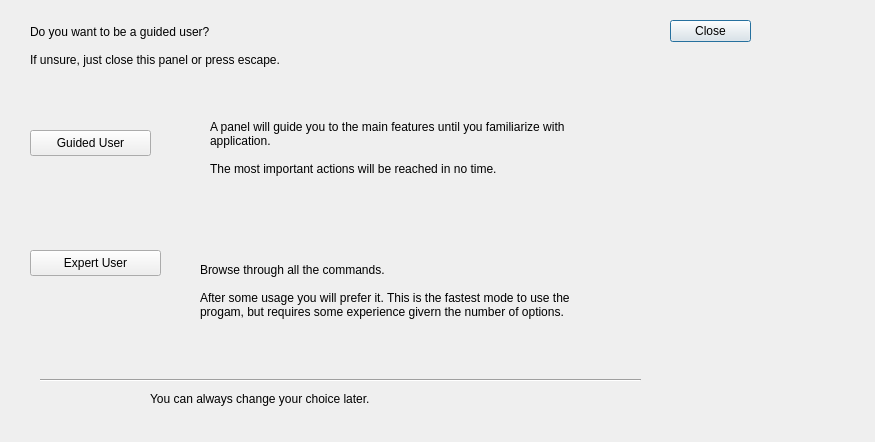
lbellonda/qxmledit, file src/modules/help/firstaccessdialog.ui: the form before one commit.
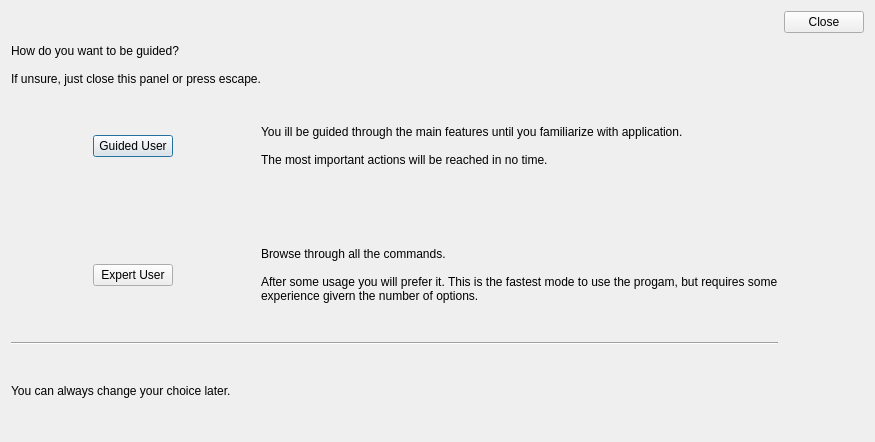
The form after the commit. Icons and pictures are not drawn.

Commit message: b-169 more options for guided dialog.

Diff of the .ui file:
```diff
--- a/src/modules/help/firstaccessdialog.ui
+++ b/src/modules/help/firstaccessdialog.ui
@@ -17,57 +17,44 @@
    <iconset resource="../../risorse.qrc">
     <normaloff>:/icon/images/icon.png</normaloff>:/icon/images/icon.png</iconset>
   </property>
-  <widget class="QDialogButtonBox" name="buttonBox">
-   <property name="geometry">
-    <rect>
-     <x>670</x>
-     <y>20</y>
-     <width>81</width>
-     <height>241</height>
-    </rect>
-   </property>
+  <layout class="QHBoxLayout" name="horizontalLayout">
+   <item>
+    <layout class="QVBoxLayout" name="verticalLayout">
+     <item>
+      <widget class="QLabel" name="label_3">
+       <property name="sizePolicy">
+        <sizepolicy hsizetype="Preferred" vsizetype="Fixed">
+         <horstretch>0</horstretch>
+         <verstretch>0</verstretch>
+        </sizepolicy>
+       </property>
+       <property name="text">
+        <string>How do you want to be guided?
+
+If unsure, just close this panel or press escape.</string>
+       </property>
+      </widget>
+     </item>
+     <item>
+      <layout class="QGridLayout" name="gridLayout">
+       <property name="verticalSpacing">
+        <number>80</number>
+       </property>
+       <item row="1" column="2">
+        <spacer name="horizontalSpacer_4">
    <property name="orientation">
-    <enum>Qt::Vertical</enum>
-   </property>
-   <property name="standardButtons">
-    <set>QDialogButtonBox::Close</set>
-   </property>
-  </widget>
-  <widget class="QPushButton" name="cmdGuided">
-   <property name="geometry">
-    <rect>
-     <x>30</x>
-     <y>130</y>
-     <width>121</width>
-     <height>26</height>
-    </rect>
-   </property>
-   <property name="text">
-    <string>Guided User</string>
-   </property>
-  </widget>
-  <widget class="QPushButton" name="cmdExpert">
-   <property name="geometry">
-    <rect>
-     <x>30</x>
-     <y>250</y>
-     <width>131</width>
-     <height>26</height>
-    </rect>
-   </property>
-   <property name="text">
-    <string>Expert User</string>
-   </property>
-  </widget>
+          <enum>Qt::Horizontal</enum>
+         </property>
+         <property name="sizeHint" stdset="0">
+          <size>
+           <width>40</width>
+           <height>20</height>
+          </size>
+         </property>
+        </spacer>
+       </item>
+       <item row="1" column="3">
   <widget class="QLabel" name="label_4">
-   <property name="geometry">
-    <rect>
-     <x>200</x>
-     <y>240</y>
-     <width>381</width>
-     <height>101</height>
-    </rect>
-   </property>
    <property name="text">
     <string>Browse through all the commands.
 
@@ -77,17 +64,18 @@
     <bool>true</bool>
    </property>
   </widget>
+       </item>
+       <item row="0" column="1">
+        <widget class="QPushButton" name="cmdGuided">
+         <property name="text">
+          <string>Guided User</string>
+         </property>
+        </widget>
+       </item>
+       <item row="0" column="3">
   <widget class="QLabel" name="label_5">
-   <property name="geometry">
-    <rect>
-     <x>210</x>
-     <y>120</y>
-     <width>401</width>
-     <height>81</height>
-    </rect>
-   </property>
    <property name="text">
-    <string>A panel will guide you to the main features until you familiarize with application.
+          <string>You ill be guided through the main features until you familiarize with application.
 
 The most important actions will be reached in no time.</string>
    </property>
@@ -98,47 +86,111 @@
     <bool>true</bool>
    </property>
   </widget>
-  <widget class="QLabel" name="label_3">
-   <property name="geometry">
-    <rect>
-     <x>30</x>
-     <y>20</y>
-     <width>621</width>
-     <height>51</height>
-    </rect>
-   </property>
+       </item>
+       <item row="1" column="1">
+        <widget class="QPushButton" name="cmdExpert">
    <property name="text">
-    <string>Do you want to be a guided user?
-
-If unsure, just close this panel or press escape.</string>
-   </property>
-  </widget>
+          <string>Expert User</string>
+         </property>
+        </widget>
+       </item>
+       <item row="0" column="2">
+        <spacer name="horizontalSpacer_3">
+         <property name="orientation">
+          <enum>Qt::Horizontal</enum>
+         </property>
+         <property name="sizeHint" stdset="0">
+          <size>
+           <width>40</width>
+           <height>20</height>
+          </size>
+         </property>
+        </spacer>
+       </item>
+       <item row="0" column="0">
+        <spacer name="horizontalSpacer">
+         <property name="orientation">
+          <enum>Qt::Horizontal</enum>
+         </property>
+         <property name="sizeHint" stdset="0">
+          <size>
+           <width>40</width>
+           <height>20</height>
+          </size>
+         </property>
+        </spacer>
+       </item>
+       <item row="1" column="0">
+        <spacer name="horizontalSpacer_2">
+         <property name="orientation">
+          <enum>Qt::Horizontal</enum>
+         </property>
+         <property name="sizeHint" stdset="0">
+          <size>
+           <width>40</width>
+           <height>20</height>
+          </size>
+         </property>
+        </spacer>
+       </item>
+      </layout>
+     </item>
+     <item>
+      <widget class="Line" name="line">
+       <property name="orientation">
+        <enum>Qt::Horizontal</enum>
+       </property>
+      </widget>
+     </item>
+     <item>
   <widget class="QLabel" name="label_6">
-   <property name="geometry">
-    <rect>
-     <x>150</x>
-     <y>390</y>
-     <width>301</width>
-     <height>17</height>
-    </rect>
+       <property name="sizePolicy">
+        <sizepolicy hsizetype="Preferred" vsizetype="Fixed">
+         <horstretch>0</horstretch>
+         <verstretch>0</verstretch>
+        </sizepolicy>
    </property>
    <property name="text">
     <string>You can always change your choice later.</string>
    </property>
   </widget>
-  <widget class="Line" name="line">
-   <property name="geometry">
-    <rect>
-     <x>40</x>
-     <y>370</y>
-     <width>601</width>
-     <height>21</height>
-    </rect>
+     </item>
+    </layout>
+   </item>
+   <item>
+    <layout class="QVBoxLayout" name="verticalLayout_2">
+     <item>
+      <widget class="QDialogButtonBox" name="buttonBox">
+       <property name="sizePolicy">
+        <sizepolicy hsizetype="Fixed" vsizetype="Maximum">
+         <horstretch>0</horstretch>
+         <verstretch>0</verstretch>
+        </sizepolicy>
    </property>
    <property name="orientation">
-    <enum>Qt::Horizontal</enum>
-   </property>
-  </widget>
+        <enum>Qt::Vertical</enum>
+       </property>
+       <property name="standardButtons">
+        <set>QDialogButtonBox::Close</set>
+       </property>
+      </widget>
+     </item>
+     <item>
+      <spacer name="verticalSpacer">
+       <property name="orientation">
+        <enum>Qt::Vertical</enum>
+       </property>
+       <property name="sizeHint" stdset="0">
+        <size>
+         <width>20</width>
+         <height>40</height>
+        </size>
+       </property>
+      </spacer>
+     </item>
+    </layout>
+   </item>
+  </layout>
  </widget>
  <resources>
   <include location="../../risorse.qrc"/>
```
Lines whose indentation alone changed are shown as unchanged. The commit also changes 32 other files.
